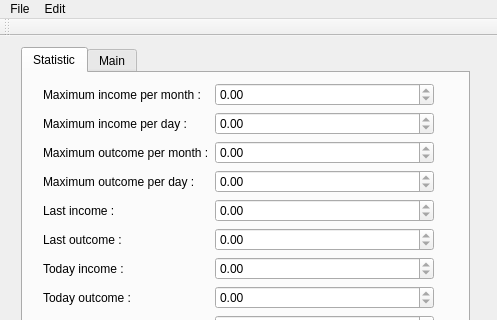
This is trunk/Finance/cgFinanceView.ui in konradlst/Organizer as Qt 5 draws it before an edit; both pictures show x 0 to 497 and y 0 to 320 of the 497 by 464 pixel window. The edited form follows.
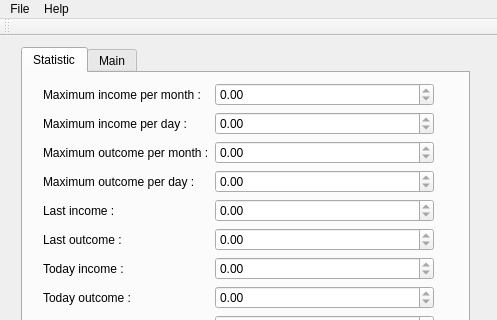
This is the edited form.

```diff
--- a/trunk/Finance/cgFinanceView.ui
+++ b/trunk/Finance/cgFinanceView.ui
@@ -236,13 +236,13 @@
      <string>File</string>
     </property>
    </widget>
-   <widget class="QMenu" name="menuEdit">
+   <widget class="QMenu" name="menuHelp">
     <property name="title">
-     <string>Edit</string>
+     <string>Help</string>
     </property>
    </widget>
    <addaction name="menuFile"/>
-   <addaction name="menuEdit"/>
+   <addaction name="menuHelp"/>
   </widget>
   <widget class="QToolBar" name="mainToolBar">
    <attribute name="toolBarArea">
```
Left out of the diff: 25 changed lines with no effect on the pictures.
